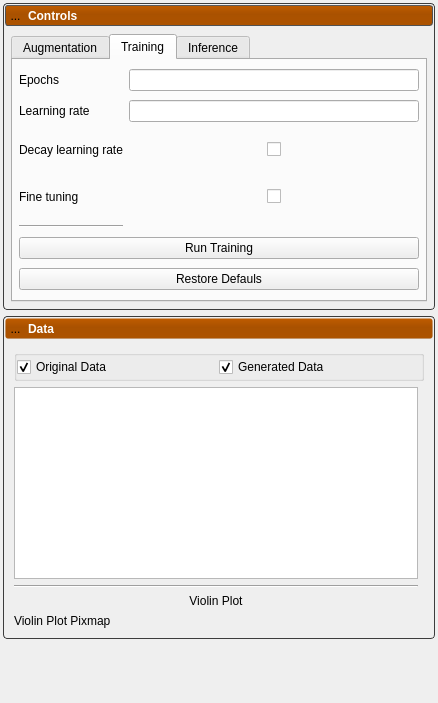
The window that Studio/src/DeepSSM/DeepSSMTool.ui (SCIInstitute/ShapeWorks) describes before a commit, drawn with Qt 5.
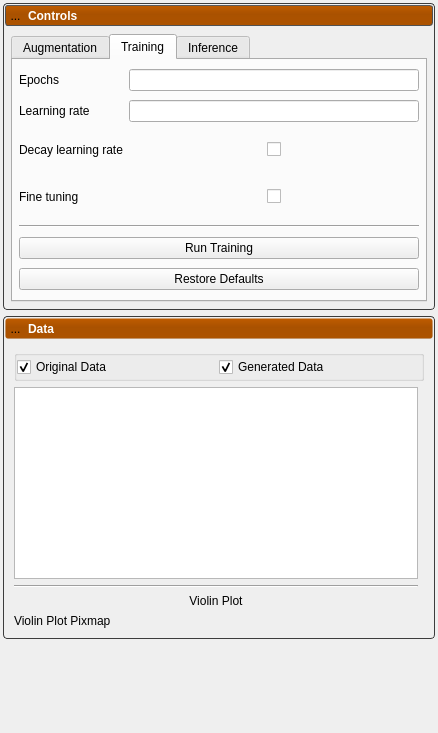
The same window after the commit. Icons and pictures are not drawn.

Commit message: Studio DeepSSM training, with no feedback yet.

What changed in the file:
```diff
--- a/Studio/src/DeepSSM/DeepSSMTool.ui
+++ b/Studio/src/DeepSSM/DeepSSMTool.ui
@@ -7,7 +7,7 @@
     <x>0</x>
     <y>0</y>
     <width>438</width>
-    <height>696</height>
+    <height>733</height>
    </rect>
   </property>
   <property name="windowTitle">
@@ -722,7 +722,7 @@
                 <item row="6" column="0" colspan="2">
                  <widget class="QPushButton" name="restore_training_defaults">
                   <property name="text">
-                   <string>Restore Defauls</string>
+                   <string>Restore Defaults</string>
                   </property>
                  </widget>
                 </item>
@@ -805,7 +805,7 @@
                   </layout>
                  </widget>
                 </item>
-                <item row="4" column="0">
+                <item row="4" column="0" colspan="2">
                  <widget class="Line" name="line_3">
                   <property name="orientation">
                    <enum>Qt::Horizontal</enum>
```
The commit also changes 7 other files.
